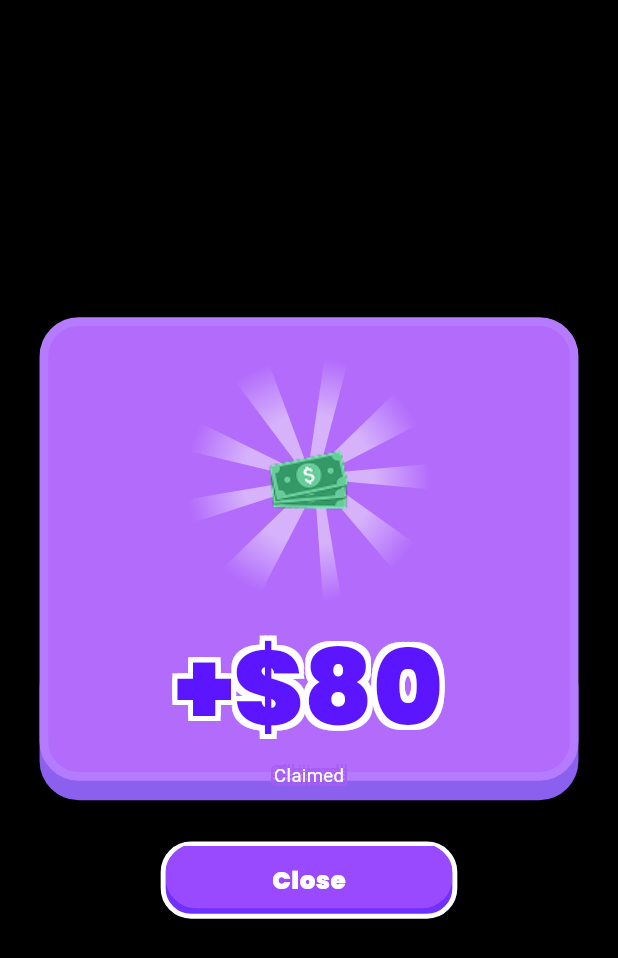
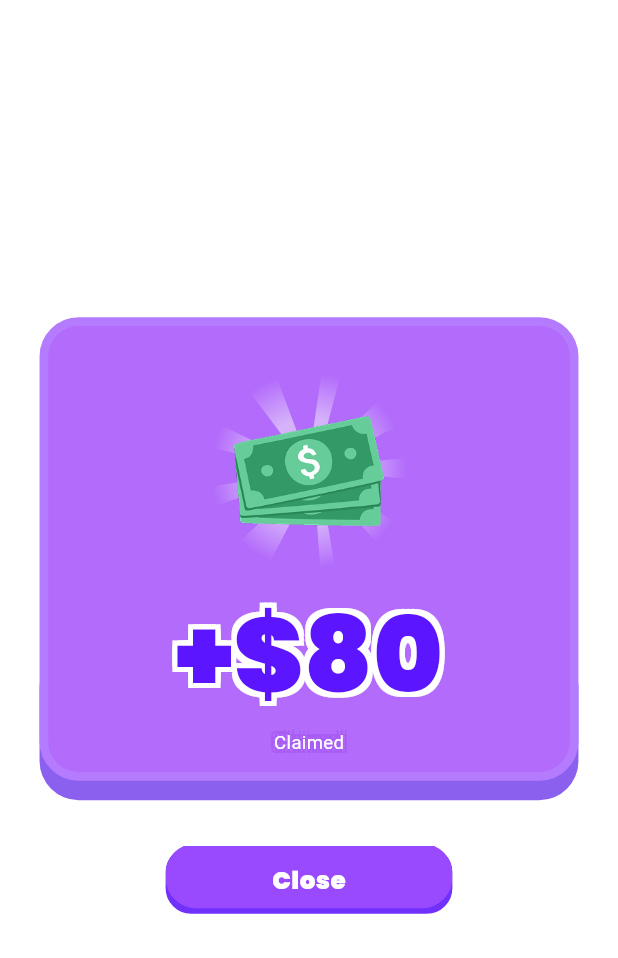
Before and after one commit to Jossyboydgenius/HIPHOP---RNB-BINGO, a Flutter app: the ClaimPrizeSuccessModal widget shown alone on an empty page, opened directly, on a phone screen of 412 x 824 dp. Shown: the top 958 px of the screen. Run offline on Flutter 3.47's test engine with Material 3 defaults, Android fonts, the phone set to English and light mode, and no system bars; our stand-ins replace audioplayers, equatable, flutter_bloc, flutter_screenutil, flutter_spinkit, flutter_svg and 3 more; missing offline and left inert: flutter_vibrate, google_ml_kit, mobile_scanner, super_tooltip; project files that could hold a hidden picture were left out.

Commit message:
Refactor ClaimPrizeSuccessModal for improved UI and structure
This commit updates the ClaimPrizeSuccessModal widget to use a Dialog with a transparent background and adjusted padding, enhancing the overall layout. The modal's design has been refined for better readability and maintainability, while also updating the image references for the displayed prize. These changes aim to improve user experience and visual presentation.

```diff
--- a/lib/widgets/claim_prize_success_modal.dart
+++ b/lib/widgets/claim_prize_success_modal.dart
@@ -63,12 +63,11 @@ class _ClaimPrizeSuccessModalState extends State<ClaimPrizeSuccessModal>
 
   @override
   Widget build(BuildContext context) {
-    return Container(
-      color: Colors.black,
+    return Dialog(
+      backgroundColor: Colors.transparent,
+      insetPadding: EdgeInsets.symmetric(horizontal: 24.w),
       child: BackdropFilter(
         filter: ImageFilter.blur(sigmaX: 10, sigmaY: 10),
-        child: Padding(
-          padding: EdgeInsets.symmetric(horizontal: 24.w),
         child: Column(
           mainAxisAlignment: MainAxisAlignment.center,
           children: [
@@ -93,13 +92,13 @@ class _ClaimPrizeSuccessModalState extends State<ClaimPrizeSuccessModal>
                         turns: _controller,
                         child: AppIcons(
                           icon: AppIconData.glowing,
-                            size: AppDimension.isSmall ? 150.w : 150.w,
+                          size: AppDimension.isSmall ? 120.w : 120.w,
                         ),
                       ),
                       AppImages(
-                          imagePath: AppImageData.money,
-                          width: AppDimension.isSmall ? 90.w : 90.w,
-                          height: AppDimension.isSmall ? 90.h : 90.h,
+                        imagePath: AppImageData.money1,
+                        width: AppDimension.isSmall ? 100.w : 100.w,
+                        height: AppDimension.isSmall ? 100.h : 100.h,
                       ),
                     ],
                   ),
@@ -161,7 +160,6 @@ class _ClaimPrizeSuccessModalState extends State<ClaimPrizeSuccessModal>
           ],
         ),
       ),
-      ),
     );
   }
 }
```
Lines whose indentation alone changed are shown as unchanged.
